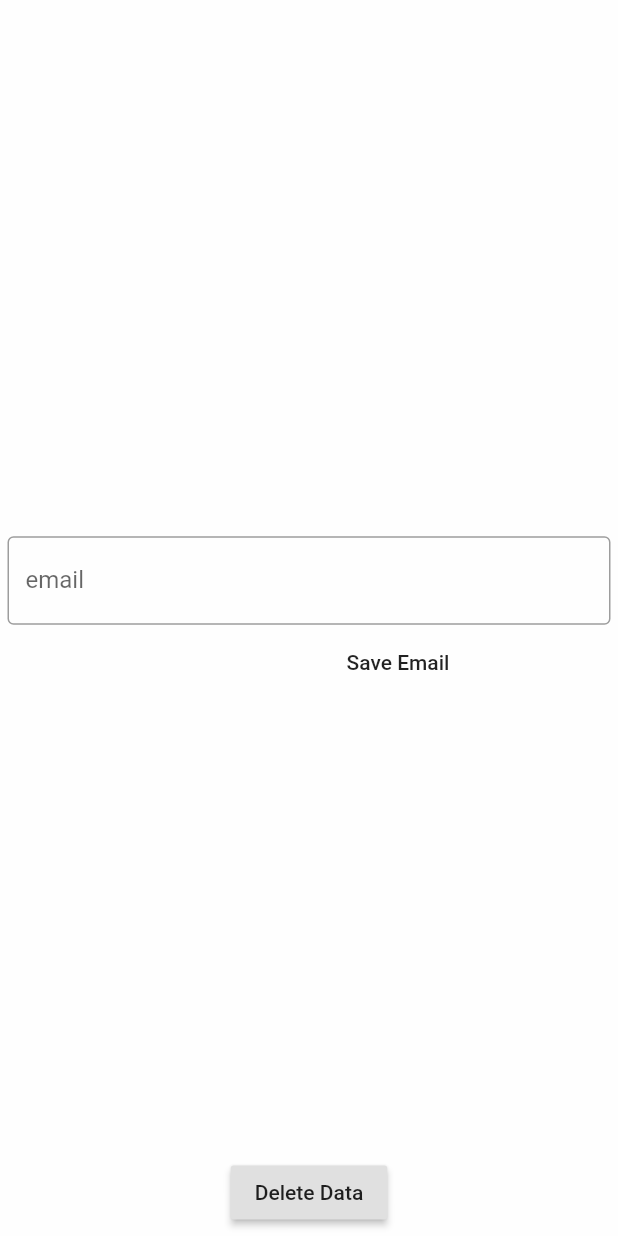
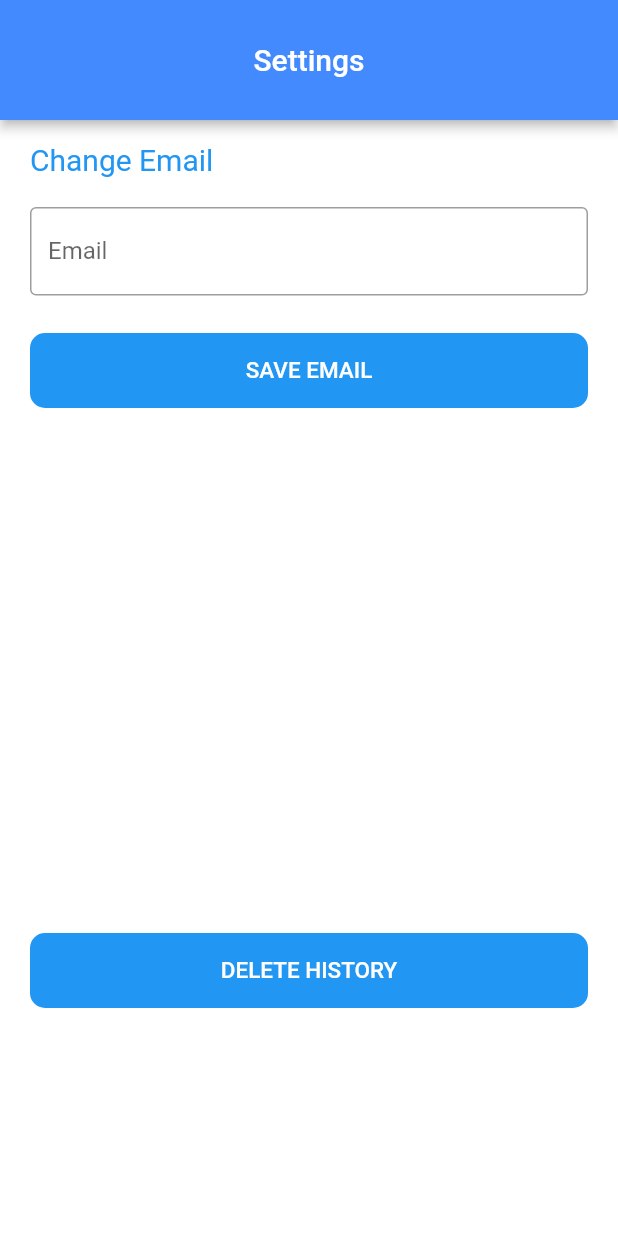
Before and after one commit to stewajos/team-justice-in-alloc, a Flutter app: the SettingsPage screen opened directly, on a phone screen of 412 x 824 dp. Run offline on Flutter 3.47's test engine with Material 2 defaults, Android fonts, the phone set to English and light mode, and no system bars; our stand-ins replace cloud_firestore, cloud_functions, firebase_core, firebase_remote_config, pdf, shared_preferences; missing offline and left inert: mailgun; accounts and stored records are empty.

Commit message:
Settings UI Page
- Added UI Changes to the settings page
- Save email now changes the email again using the provider
- Delete history works (ONLY FOR TESTING PURPOSES)
- Deleting history will not be possible for a user

```diff
--- a/lib/pages/settings_page/settings_page.dart
+++ b/lib/pages/settings_page/settings_page.dart
@@ -28,51 +28,68 @@ class SettingsPageState extends State<SettingsPage>{
     final allocationProvider = Provider.of<AllocationProvider>(context);
     final emailController = new TextEditingController();
 
-    return Stack(
+    return Container(
+            color: Colors.white,
+            child: Scaffold(
+              backgroundColor: Colors.white,
+              appBar: PreferredSize(
+                preferredSize: Size.fromHeight(80),
+                child: AppBar(
+                  elevation: 3,
+                  centerTitle: true,
+                  leading: Container(),
+                  title: Text("\n" + "Settings"),
+                  backgroundColor: Colors.blueAccent,
+                ),
+              ),
+              body: Container(
+                width: 1000,
+                  height: 1000,
+                child: Column(
+                  crossAxisAlignment: CrossAxisAlignment.start,
+                  mainAxisAlignment: MainAxisAlignment.start,
                   children: [
-        Container(
-            padding: EdgeInsets.all(5.0),
-            color: Colors.white70,
-            child: Stack(
-              children: [
+                    Padding(padding: EdgeInsets.only(top: 15, left:20),
+                      child: Text("Change Email", style: TextStyle(color: Colors.blue, fontSize: 20,),),),
                     Padding(
-                  padding: EdgeInsets.only(bottom: 50),
+                      padding: EdgeInsets.all(20),
                       child: TextField(
                         controller: emailController,
-                    decoration: InputDecoration(
-                        border: OutlineInputBorder(),
-                        labelText: 'email'
-                    ),
+                        decoration: InputDecoration(labelText: "Email", border: OutlineInputBorder(
+                          borderSide: BorderSide(color: Colors.blue, width: 3.0),
+                        )),
                       ),
                     ),
                     Padding(
-                  padding: EdgeInsets.only(top: 60, left: 210),
+                      padding: EdgeInsets.only(top:5, left: 20, right: 20),
                       child: FlatButton(
-                      onPressed: () {
+                          shape:new RoundedRectangleBorder(borderRadius: new BorderRadius.circular(10.0)),
+                          color: Colors.blue,
+                          height: 50,
+                          child: Text("SAVE EMAIL", style: TextStyle(color: Colors.white, fontSize: 15),),
+                          minWidth: 1000,
+                          onPressed: (){
                             allocationProvider.setEmail(emailController.text);
                           },
-                      child: Text("Save Email"),
+                        ),
+                      ),
+                    Padding(
+                      padding: EdgeInsets.only(top:350, left: 20, right: 20),
+                      child: FlatButton(
+                        shape:new RoundedRectangleBorder(borderRadius: new BorderRadius.circular(10.0)),
+                        color: Colors.blue,
+                        height: 50,
+                        child: Text("DELETE HISTORY", style: TextStyle(color: Colors.white, fontSize: 15),),
+                        minWidth: 1000,
+                        onPressed: (){
+                          allocationProvider.deleteHistory();
+                        },
+                      ),
+                    ),
+                  ],
+                ),
               ),
             )
-              ],
-            ),
-            alignment: Alignment.center
-        ),
-        Container(
-          padding: EdgeInsets.all(5.0),
-          child: Stack(
-              children: [
-                RaisedButton(
-                  onPressed: (){
-                    allocationProvider.deleteHistory(); //toDo: Make sure it only deleted specific user data
-                  },
-                  child: Text("Delete Data"),
-                )
-              ]
-          ),
-          alignment: Alignment.bottomCenter,
-        )
-      ],
         );
   }
 }
--- a/lib/providers/allocation_provider.dart
+++ b/lib/providers/allocation_provider.dart
@@ -23,7 +23,7 @@ class AllocationProvider with ChangeNotifier {
 
   void getHistory() async{
     state.loading = true;
-    final prefs = await SharedPreferences.getInstance();
+    prefs = await SharedPreferences.getInstance();
     state.strHistList = prefs.getStringList("testkey") != null ? prefs.getStringList("testkey"): [];
     notifyListeners();
     state.loading = false;
@@ -66,6 +66,7 @@ class AllocationProvider with ChangeNotifier {
     state.allocHistList.clear();
     state.allocHistList = new List<ResultModel>();
     state.strHistList.clear();
+    prefs.remove("testkey"); //todo: Remove this when done testing - used should not be able to delete this data unless the app is uninstalled
     notifyListeners();
     state.loading = false;
   }
```
Lines whose indentation alone changed are shown as unchanged.
